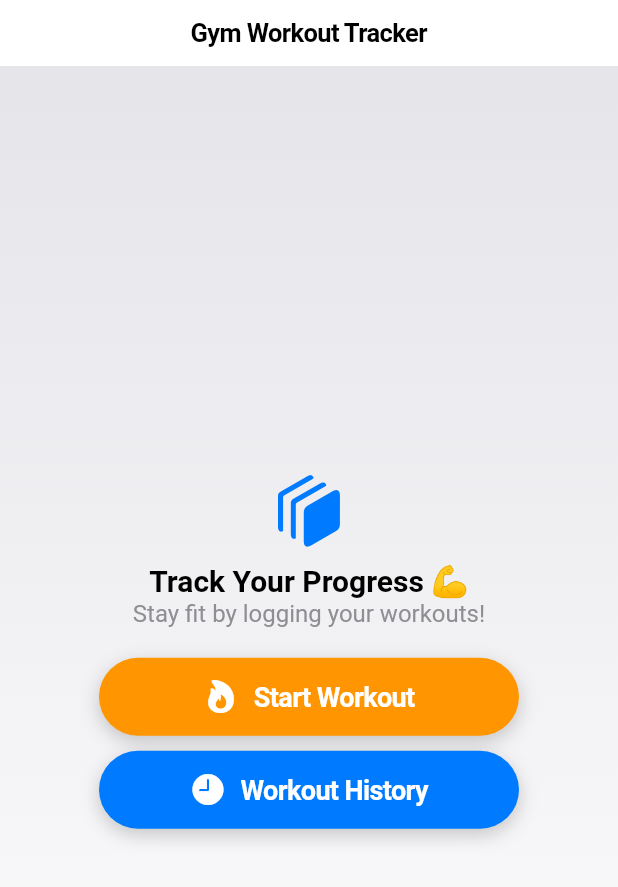
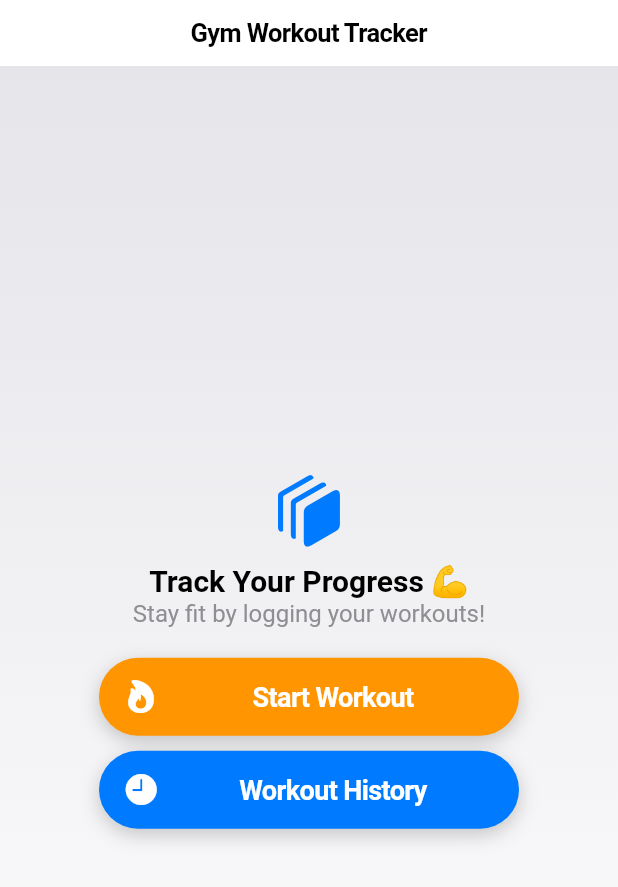
Before and after one commit to macapagal-marc-lawrence/Gym-Tracker, a Flutter app: the screen it shows after launch, on a phone screen of 412 x 824 dp. Shown: the top 887 px of the screen. Run offline on Flutter 3.47's test engine with Material 3 defaults, Android fonts, the phone set to English and light mode, and no system bars; our stand-ins replace shared_preferences; Roboto replaces fonts that are missing (SF Pro).

Commit message:
commited by kevin

```diff
--- a/lib/screens/home_screen.dart
+++ b/lib/screens/home_screen.dart
@@ -81,8 +81,8 @@ class HomeScreen extends StatelessWidget {
             context, CupertinoPageRoute(builder: (context) => screen));
       },
       child: Container(
-width: 280,
-        padding: EdgeInsets.symmetric(vertical: 14),
+        width: 280, // Button width
+        padding: EdgeInsets.symmetric(vertical: 14, horizontal: 16),
         decoration: BoxDecoration(
           color: color,
           borderRadius: BorderRadius.circular(30),
@@ -95,16 +95,22 @@ width: 280,
           ],
         ),
         child: Row(
+          mainAxisSize: MainAxisSize.min, // Prevents unnecessary stretching
           mainAxisAlignment: MainAxisAlignment.center,
           children: [
             Icon(icon, color: CupertinoColors.white, size: 24),
-            SizedBox(width: 10),
-            Text(
+            SizedBox(width: 8), // Space between icon and text
+            Expanded( // Prevents text overflow
+              child: Text(
                 text,
                 style: TextStyle(
                   fontSize: 18,
                   fontWeight: FontWeight.w600,
                   color: CupertinoColors.white,
+                ),
+                overflow: TextOverflow.ellipsis,
+                // Ensures text doesn't overflow
+                textAlign: TextAlign.center,
               ),
             ),
           ],
```
Also changed, not shown: 1 other file. Lines whose indentation alone changed are shown as unchanged.
